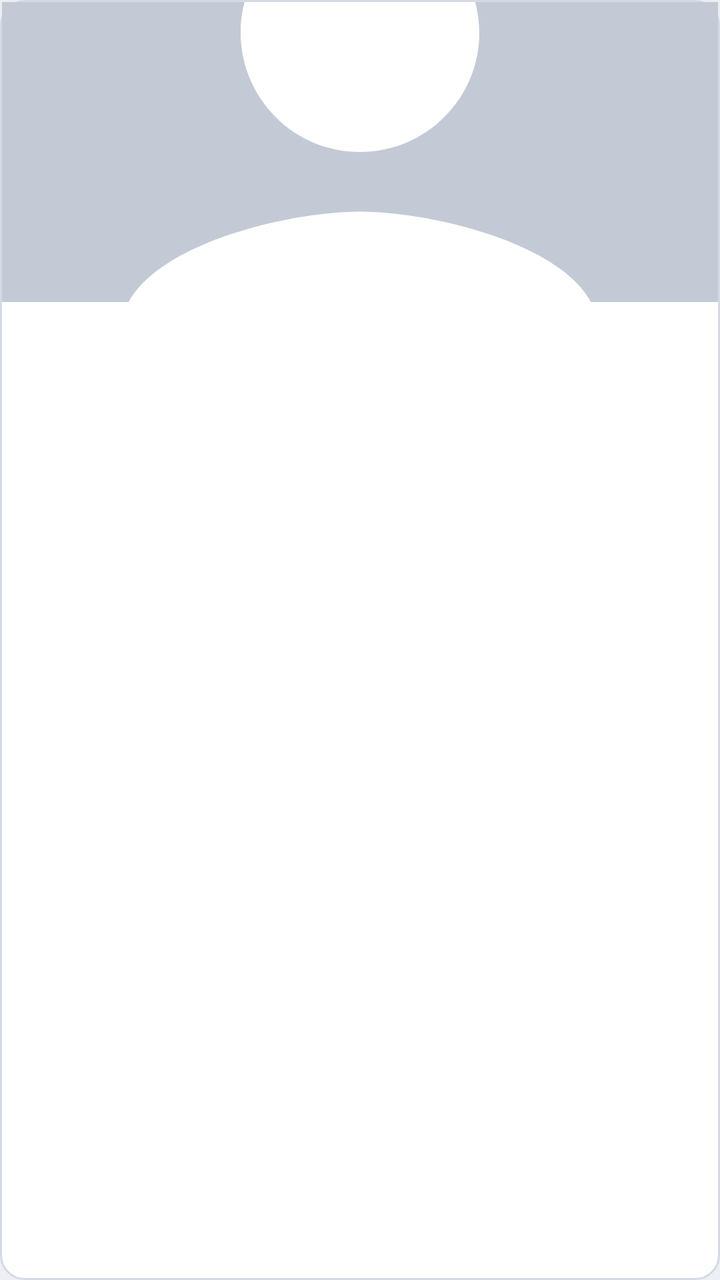
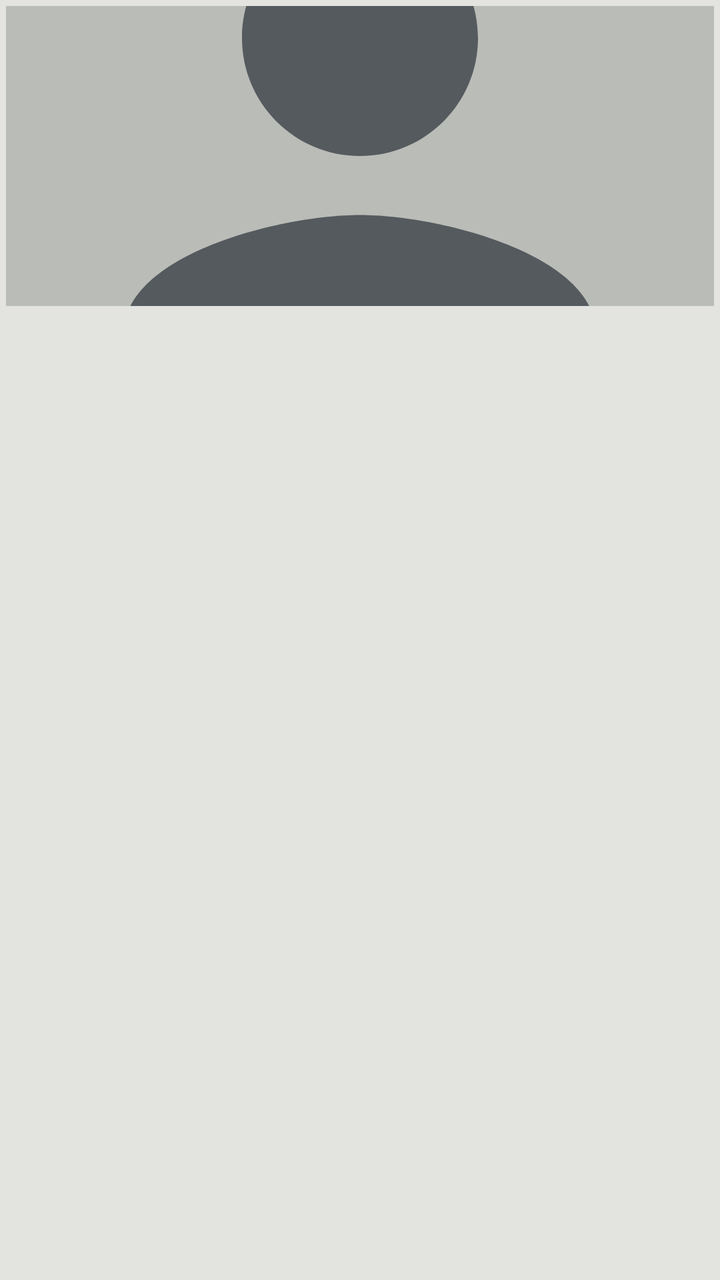

Compare the two renders of this Android layout. The source of the first and the diff that turns it into the second are given below.
<!-- AndroidManifest.xml: application theme Tema -->
<!-- res/layout/item_suspeito.xml -->
<?xml version="1.0" encoding="utf-8"?>
<LinearLayout xmlns:android="http://schemas.android.com/apk/res/android"
    android:layout_width="match_parent"
    android:layout_height="wrap_content"
    android:background="@drawable/bg_cartao"
    android:orientation="vertical"
    android:padding="1dp">

    <ImageView
        android:id="@+id/ivFoto"
        android:layout_width="match_parent"
        android:layout_height="150dp"
        android:scaleType="centerCrop"
        android:src="@drawable/sem_foto" />

    <View
        android:id="@+id/vFaixa"
        android:layout_width="match_parent"
        android:layout_height="4dp" />

    <LinearLayout
        android:layout_width="match_parent"
        android:layout_height="wrap_content"
        android:orientation="vertical"
        android:padding="10dp">

        <TextView
            android:id="@+id/tvNome"
            android:layout_width="match_parent"
            android:layout_height="wrap_content"
            android:ellipsize="end"
            android:maxLines="2"
            android:textColor="@color/texto"
            android:textSize="15sp"
            android:textStyle="bold" />

        <TextView
            android:id="@+id/tvAlcunha"
            android:layout_width="match_parent"
            android:layout_height="wrap_content"
            android:ellipsize="end"
            android:maxLines="1"
            android:textColor="@color/texto_suave"
            android:textSize="13sp"
            android:textStyle="italic" />

        <TextView
            android:id="@+id/tvComportamento"
            android:layout_width="wrap_content"
            android:layout_height="wrap_content"
            android:layout_marginTop="4dp"
            android:textSize="12sp"
            android:textStyle="bold" />

        <TextView
            android:id="@+id/tvPassagens"
            android:layout_width="match_parent"
            android:layout_height="wrap_content"
            android:textColor="@color/texto_suave"
            android:textSize="12sp" />
    </LinearLayout>
</LinearLayout>
<!-- resources referenced by this layout -->
<resources>
  <color name="texto">#1A1F2B</color>
  <color name="texto_suave">#5B6475</color>
  <!-- drawable bg_cartao (drawable) -->
  <?xml version="1.0" encoding="utf-8"?>
  <shape xmlns:android="http://schemas.android.com/apk/res/android" android:shape="rectangle">
      <solid android:color="@color/cartao" />
      <stroke android:width="1dp" android:color="@color/borda" />
      <corners android:radius="12dp" />
  </shape>
  <!-- drawable sem_foto (drawable) -->
  <?xml version="1.0" encoding="utf-8"?>
  <vector xmlns:android="http://schemas.android.com/apk/res/android"
      android:width="96dp" android:height="96dp"
      android:viewportWidth="24" android:viewportHeight="24">
      <path android:fillColor="#C3CAD6" android:pathData="M0,0h24v24h-24z" />
      <path android:fillColor="#FFFFFF"
          android:pathData="M12,12c2.21,0 4,-1.79 4,-4s-1.79,-4 -4,-4 -4,1.79 -4,4 1.79,4 4,4zM12,14c-2.67,0 -8,1.34 -8,4v2h16v-2c0,-2.66 -5.33,-4 -8,-4z" />
  </vector>
  <style name="Tema" parent="android:Theme.Material.Light.DarkActionBar">
          <item name="android:colorPrimary">@color/primaria</item>
          <item name="android:colorPrimaryDark">@color/primaria_escura</item>
          <item name="android:colorAccent">@color/destaque</item>
          <item name="android:windowBackground">@color/fundo</item>
          <item name="android:textColorPrimary">@color/texto</item>
      </style>
  <color name="cartao">#FFFFFF</color>
  <color name="borda">#D5DAE3</color>
  <color name="primaria">#1B2A4A</color>
  <color name="primaria_escura">#111C33</color>
  <color name="destaque">#C9A227</color>
  <color name="fundo">#ECEFF4</color>
</resources>

<!-- the commit's change to res/layout/item_suspeito.xml (unified diff, before → after) -->
@@ -1,22 +1,56 @@
 <?xml version="1.0" encoding="utf-8"?>
 <LinearLayout xmlns:android="http://schemas.android.com/apk/res/android"
+    android:id="@+id/cartaoRaiz"
     android:layout_width="match_parent"
     android:layout_height="wrap_content"
-    android:background="@drawable/bg_cartao"
     android:orientation="vertical"
-    android:padding="1dp">
+    android:padding="3dp">
 
-    <ImageView
-        android:id="@+id/ivFoto"
+    <FrameLayout
         android:layout_width="match_parent"
-        android:layout_height="150dp"
-        android:scaleType="centerCrop"
-        android:src="@drawable/sem_foto" />
+        android:layout_height="150dp">
+
+        <ImageView
+            android:id="@+id/ivFoto"
+            android:layout_width="match_parent"
+            android:layout_height="match_parent"
+            android:scaleType="centerCrop"
+            android:src="@drawable/sem_foto" />
+
+        <TextView
+            android:id="@+id/tvComportamento"
+            android:layout_width="wrap_content"
+            android:layout_height="wrap_content"
+            android:layout_gravity="bottom|start"
+            android:paddingStart="10dp"
+            android:paddingTop="5dp"
+            android:paddingEnd="10dp"
+            android:paddingBottom="5dp"
+            android:textColor="#FFFFFF"
+            android:textSize="12sp"
+            android:textStyle="bold" />
+
+        <TextView
+            android:id="@+id/tvAlertaCnh"
+            android:layout_width="wrap_content"
+            android:layout_height="wrap_content"
+            android:layout_gravity="top|end"
+            android:layout_margin="6dp"
+            android:paddingStart="8dp"
+            android:paddingTop="3dp"
+            android:paddingEnd="8dp"
+            android:paddingBottom="3dp"
+            android:text="CNH VENCIDA"
+            android:textColor="#FFFFFF"
+            android:textSize="11sp"
+            android:textStyle="bold"
+            android:visibility="gone" />
+    </FrameLayout>
 
     <View
         android:id="@+id/vFaixa"
         android:layout_width="match_parent"
-        android:layout_height="4dp" />
+        android:layout_height="8dp" />
 
     <LinearLayout
         android:layout_width="match_parent"
@@ -31,7 +65,7 @@
             android:ellipsize="end"
             android:maxLines="2"
             android:textColor="@color/texto"
-            android:textSize="15sp"
+            android:textSize="16sp"
             android:textStyle="bold" />
 
         <TextView
@@ -45,10 +79,11 @@
             android:textStyle="italic" />
 
         <TextView
-            android:id="@+id/tvComportamento"
+            android:id="@+id/tvStatus"
             android:layout_width="wrap_content"
             android:layout_height="wrap_content"
             android:layout_marginTop="4dp"
+            android:textColor="@color/coyote"
             android:textSize="12sp"
             android:textStyle="bold" />
 
<!-- resource entries referenced after the edit -->
@@ -1,35 +1,33 @@
 <!-- resources referenced by this layout -->
 <resources>
-  <color name="texto">#1A1F2B</color>
-  <color name="texto_suave">#5B6475</color>
-  <!-- drawable bg_cartao (drawable) -->
-  <?xml version="1.0" encoding="utf-8"?>
-  <shape xmlns:android="http://schemas.android.com/apk/res/android" android:shape="rectangle">
-      <solid android:color="@color/cartao" />
-      <stroke android:width="1dp" android:color="@color/borda" />
-      <corners android:radius="12dp" />
-  </shape>
+  <color name="coyote">#A68B5B</color>
+  <color name="texto">#16181A</color>
+  <color name="texto_suave">#555A5E</color>
   <!-- drawable sem_foto (drawable) -->
   <?xml version="1.0" encoding="utf-8"?>
   <vector xmlns:android="http://schemas.android.com/apk/res/android"
       android:width="96dp" android:height="96dp"
       android:viewportWidth="24" android:viewportHeight="24">
-      <path android:fillColor="#C3CAD6" android:pathData="M0,0h24v24h-24z" />
-      <path android:fillColor="#FFFFFF"
+      <path android:fillColor="@color/foto_vazia" android:pathData="M0,0h24v24h-24z" />
+      <path android:fillColor="@color/texto_suave"
           android:pathData="M12,12c2.21,0 4,-1.79 4,-4s-1.79,-4 -4,-4 -4,1.79 -4,4 1.79,4 4,4zM12,14c-2.67,0 -8,1.34 -8,4v2h16v-2c0,-2.66 -5.33,-4 -8,-4z" />
   </vector>
-  <style name="Tema" parent="android:Theme.Material.Light.DarkActionBar">
+  <style name="Tema" parent="TemaBase">
           <item name="android:colorPrimary">@color/primaria</item>
           <item name="android:colorPrimaryDark">@color/primaria_escura</item>
           <item name="android:colorAccent">@color/destaque</item>
           <item name="android:windowBackground">@color/fundo</item>
           <item name="android:textColorPrimary">@color/texto</item>
+          <item name="android:textColorSecondary">@color/texto_suave</item>
+          <item name="android:colorBackground">@color/fundo</item>
+          <item name="android:statusBarColor">@color/primaria_escura</item>
+          <item name="android:navigationBarColor">@color/primaria_escura</item>
       </style>
-  <color name="cartao">#FFFFFF</color>
-  <color name="borda">#D5DAE3</color>
-  <color name="primaria">#1B2A4A</color>
-  <color name="primaria_escura">#111C33</color>
-  <color name="destaque">#C9A227</color>
-  <color name="fundo">#ECEFF4</color>
+  <color name="foto_vazia">#B9BCB7</color>
+  <style name="TemaBase" parent="android:Theme.Material.Light.DarkActionBar" />
+  <color name="primaria">#2B2F33</color>
+  <color name="primaria_escura">#1A1C1E</color>
+  <color name="destaque">#6B7A3A</color>
+  <color name="fundo">#E3E4E0</color>
 </resources>
 
